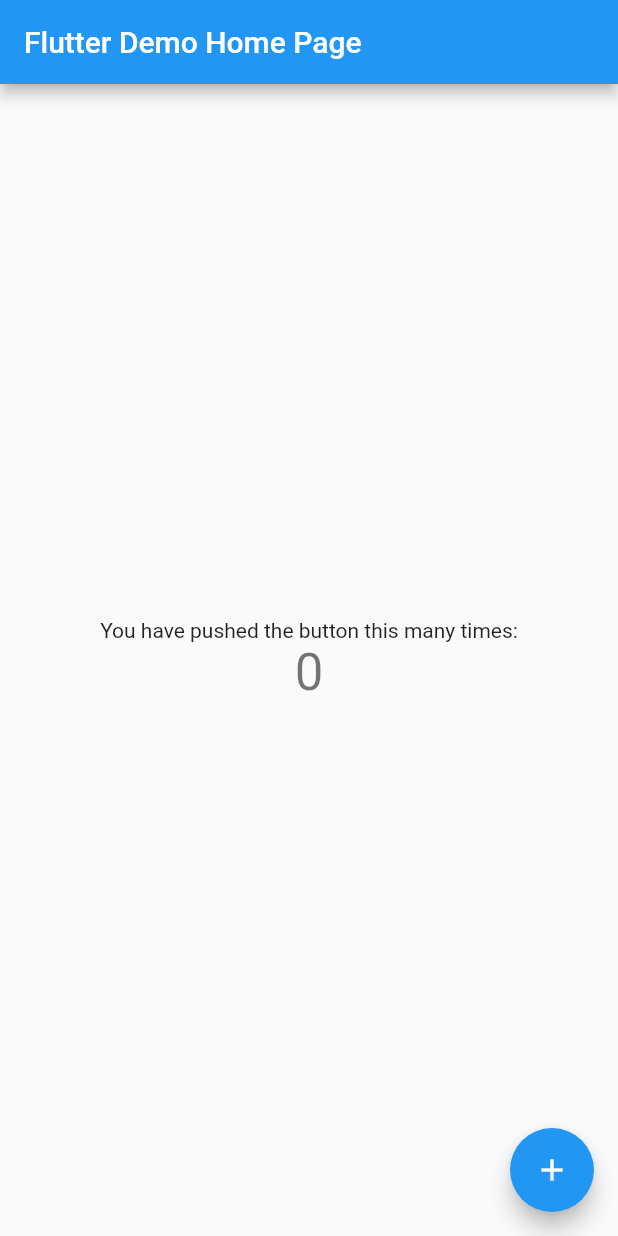
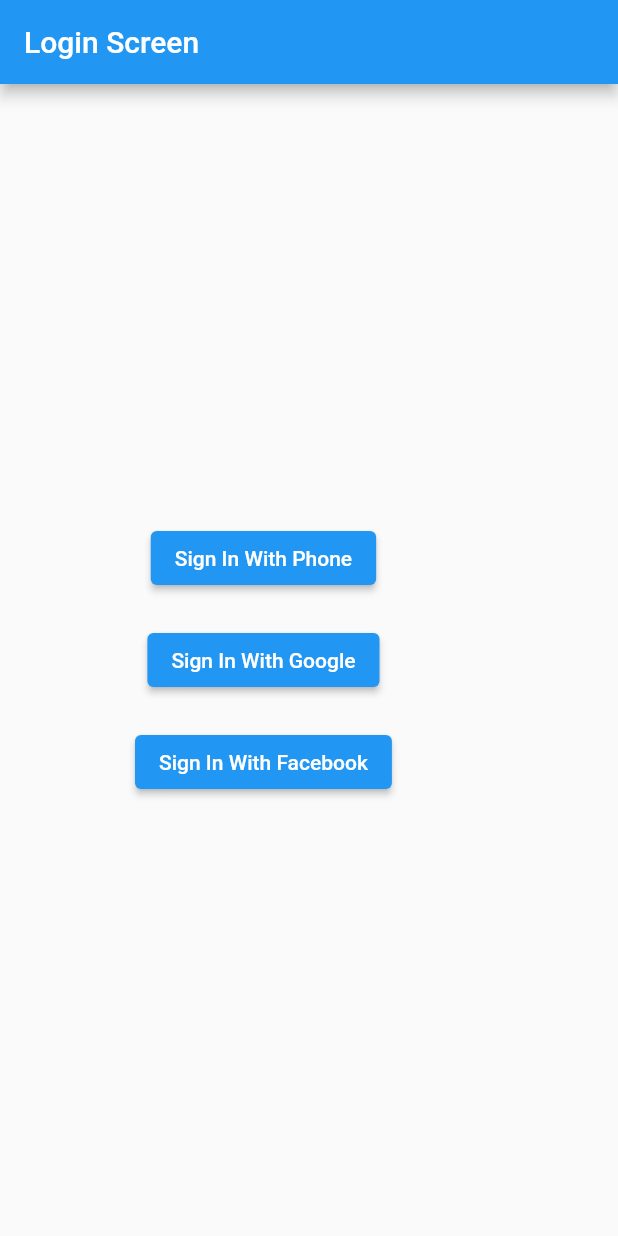
Before and after one commit to sthakrishnakumar/firebase_authentication_app, a Flutter app: the screen it shows after launch, on a phone screen of 412 x 824 dp. Run offline on Flutter 3.47's test engine with Material 2 defaults, Android fonts, the phone set to English and light mode, and no system bars; our stand-ins replace firebase_core; accounts and stored records are empty.

Commit message:
login screen added

```diff
--- a/lib/main.dart
+++ b/lib/main.dart
@@ -1,6 +1,14 @@
+import 'package:firebase_authentication_app/firebase_options.dart';
+import 'package:firebase_core/firebase_core.dart';
 import 'package:flutter/material.dart';
 
-void main() {
+import 'screens/login_screen.dart';
+
+void main() async {
+  WidgetsFlutterBinding.ensureInitialized();
+  await Firebase.initializeApp(
+    options: DefaultFirebaseOptions.currentPlatform,
+  );
   runApp(const MyApp());
 }
 
@@ -11,105 +19,11 @@ class MyApp extends StatelessWidget {
   @override
   Widget build(BuildContext context) {
     return MaterialApp(
-      title: 'Flutter Demo',
+      title: 'Firebase Authentication App',
       theme: ThemeData(
-        // This is the theme of your application.
-        //
-        // Try running your application with "flutter run". You'll see the
-        // application has a blue toolbar. Then, without quitting the app, try
-        // changing the primarySwatch below to Colors.green and then invoke
-        // "hot reload" (press "r" in the console where you ran "flutter run",
-        // or simply save your changes to "hot reload" in a Flutter IDE).
-        // Notice that the counter didn't reset back to zero; the application
-        // is not restarted.
         primarySwatch: Colors.blue,
       ),
-      home: const MyHomePage(title: 'Flutter Demo Home Page'),
+      home: const LoginScreen(),
     );
   }
 }
-
-class MyHomePage extends StatefulWidget {
-  const MyHomePage({Key? key, required this.title}) : super(key: key);
-
-  // This widget is the home page of your application. It is stateful, meaning
-  // that it has a State object (defined below) that contains fields that affect
-  // how it looks.
-
-  // This class is the configuration for the state. It holds the values (in this
-  // case the title) provided by the parent (in this case the App widget) and
-  // used by the build method of the State. Fields in a Widget subclass are
-  // always marked "final".
-
-  final String title;
-
-  @override
-  State<MyHomePage> createState() => _MyHomePageState();
-}
-
-class _MyHomePageState extends State<MyHomePage> {
-  int _counter = 0;
-
-  void _incrementCounter() {
-    setState(() {
-      // This call to setState tells the Flutter framework that something has
-      // changed in this State, which causes it to rerun the build method below
-      // so that the display can reflect the updated values. If we changed
-      // _counter without calling setState(), then the build method would not be
-      // called again, and so nothing would appear to happen.
-      _counter++;
-    });
-  }
-
-  @override
-  Widget build(BuildContext context) {
-    // This method is rerun every time setState is called, for instance as done
-    // by the _incrementCounter method above.
-    //
-    // The Flutter framework has been optimized to make rerunning build methods
-    // fast, so that you can just rebuild anything that needs updating rather
-    // than having to individually change instances of widgets.
-    return Scaffold(
-      appBar: AppBar(
-        // Here we take the value from the MyHomePage object that was created by
-        // the App.build method, and use it to set our appbar title.
-        title: Text(widget.title),
-      ),
-      body: Center(
-        // Center is a layout widget. It takes a single child and positions it
-        // in the middle of the parent.
-        child: Column(
-          // Column is also a layout widget. It takes a list of children and
-          // arranges them vertically. By default, it sizes itself to fit its
-          // children horizontally, and tries to be as tall as its parent.
-          //
-          // Invoke "debug painting" (press "p" in the console, choose the
-          // "Toggle Debug Paint" action from the Flutter Inspector in Android
-          // Studio, or the "Toggle Debug Paint" command in Visual Studio Code)
-          // to see the wireframe for each widget.
-          //
-          // Column has various properties to control how it sizes itself and
-          // how it positions its children. Here we use mainAxisAlignment to
-          // center the children vertically; the main axis here is the vertical
-          // axis because Columns are vertical (the cross axis would be
-          // horizontal).
-          mainAxisAlignment: MainAxisAlignment.center,
-          children: <Widget>[
-            const Text(
-              'You have pushed the button this many times:',
-            ),
-            Text(
-              '$_counter',
-              style: Theme.of(context).textTheme.headline4,
-            ),
-          ],
-        ),
-      ),
-      floatingActionButton: FloatingActionButton(
-        onPressed: _incrementCounter,
-        tooltip: 'Increment',
-        child: const Icon(Icons.add),
-      ), // This trailing comma makes auto-formatting nicer for build methods.
-    );
-  }
-}
--- /dev/null
+++ b/lib/screens/login_screen.dart
@@ -0,0 +1,45 @@
+import 'package:flutter/material.dart';
+
+class LoginScreen extends StatelessWidget {
+  const LoginScreen({Key? key}) : super(key: key);
+  @override
+  Widget build(BuildContext context) {
+    return Scaffold(
+      appBar: AppBar(
+        title: const Text('Login Screen'),
+      ),
+      body: Padding(
+        padding: const EdgeInsets.only(left: 90),
+        child: Column(
+          mainAxisAlignment: MainAxisAlignment.center,
+          children: [
+            const SizedBox(
+              height: 20,
+            ),
+            ElevatedButton(
+              onPressed: () {},
+              child: const Text('Sign In With Phone'),
+            ),
+            const SizedBox(
+              height: 20,
+            ),
+            ElevatedButton(
+              onPressed: () {},
+              child: const Text('Sign In With Google'),
+            ),
+            const SizedBox(
+              height: 20,
+            ),
+            ElevatedButton(
+              onPressed: () {},
+              child: const Text('Sign In With Facebook'),
+            ),
+            const SizedBox(
+              height: 20,
+            )
+          ],
+        ),
+      ),
+    );
+  }
+}
--- a/pubspec.yaml
+++ b/pubspec.yaml
@@ -34,6 +34,8 @@ dependencies:
   # The following adds the Cupertino Icons font to your application.
   # Use with the CupertinoIcons class for iOS style icons.
   cupertino_icons: ^1.0.2
+  firebase_core: ^1.22.0
+  firebase_auth: ^3.9.0
 
 dev_dependencies:
   flutter_test:
```
Also changed, not shown: lib/firebase_options.dart (added), pubspec.lock, 7 other files.
